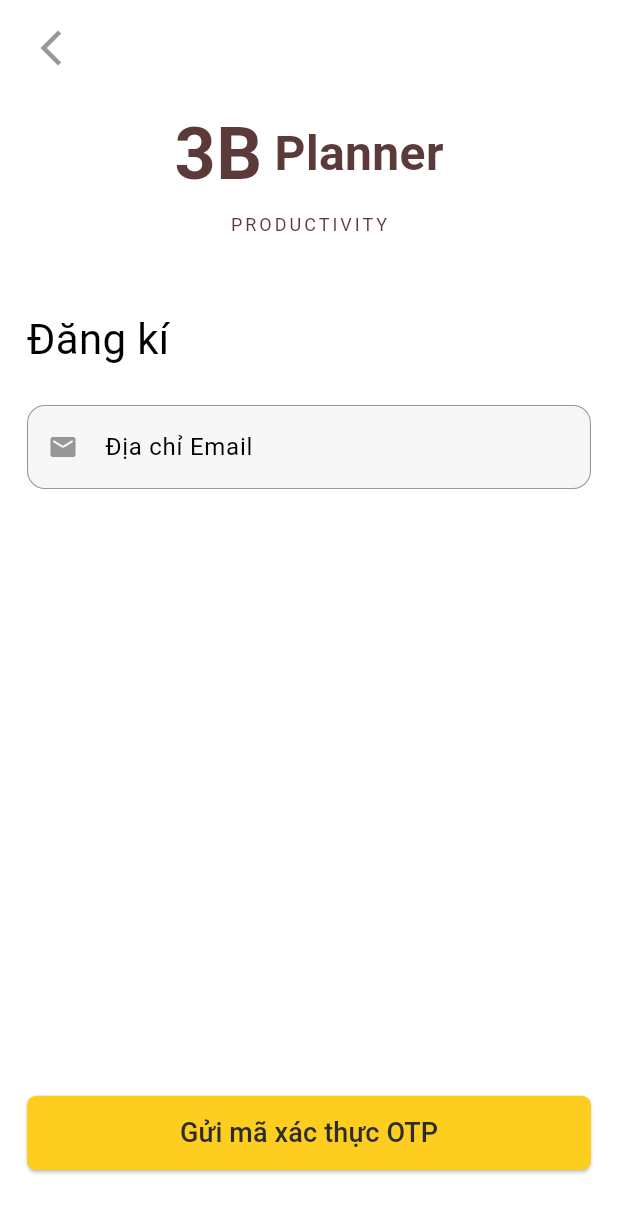
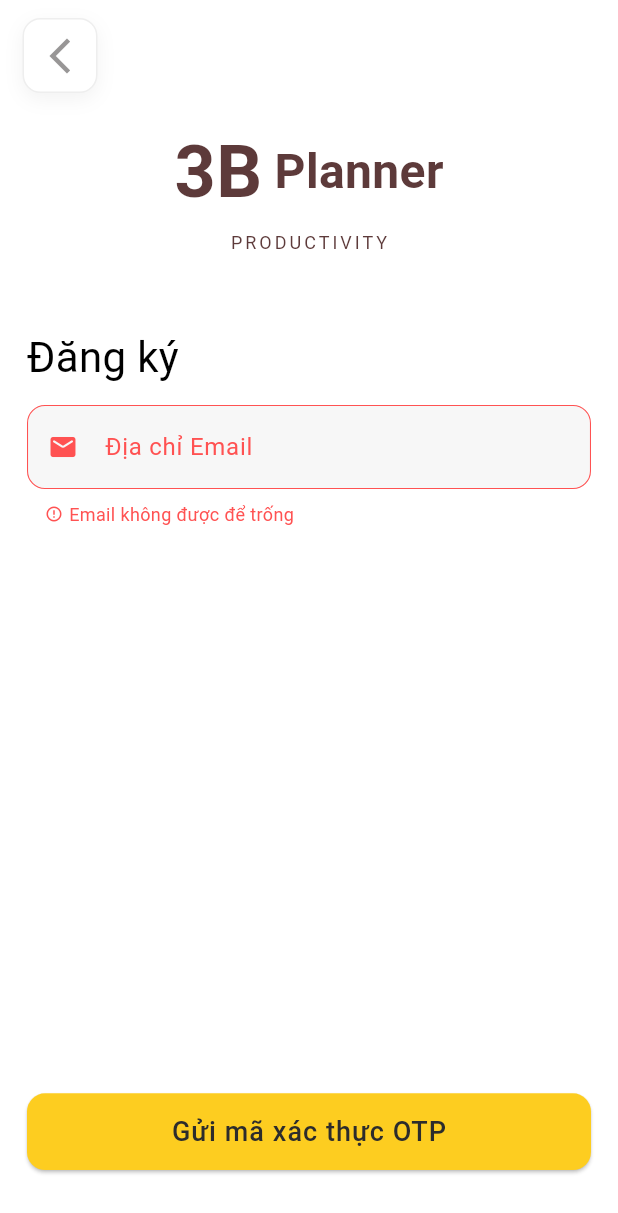
Before and after one commit to nguyenhuyk3/TodoMobileApp, a Flutter app: the screen it shows after launch, after a tap on "Gửi mã xác thực OTP", on a phone screen of 412 x 824 dp. Shown: the top 1213 px of the screen. Run offline on Flutter 3.47's test engine with Material 3 defaults, Android fonts, the light colour scheme and no system bars; our stand-ins replace dartz, equatable, flutter_bloc, flutter_dotenv, formz, logger and 1 more; accounts and stored records are empty.

Commit message:
update: Update AuthenticationForm and PrimaryButton

```diff
--- a/lib/core/constants/sizes.dart
+++ b/lib/core/constants/sizes.dart
@@ -21,6 +21,8 @@
   static const double ICON_PAGE_SIZE = 52;
   static const double ICON_HEADER_SIZE = 28;
   static const double ICON_INPUT_SIZE = 20;
+
+  static const double ICON_MINI_SIZE = 12;
 }
 
 const double X_MIN_HEIGHT_SIZED_BOX = 4;
--- a/lib/core/widgets/authentication_form.dart
+++ b/lib/core/widgets/authentication_form.dart
@@ -1,9 +1,8 @@
 import 'package:flutter/material.dart';
-import 'package:todo_mobile_app/core/widgets/logo.dart';
 
-import '../../features/authentication/registration/presentation/pages/step_one.dart';
 import '../constants/others.dart';
 import '../constants/sizes.dart';
+import 'logo.dart';
 
 /*
   constraints: const BoxConstraints() trong IconButton là để bỏ kích thước mặc định của IconButton.
@@ -14,17 +13,37 @@
 
   Align là widget dùng để căn chỉnh vị trí của 1 widget con bên trong vùng không gian mà nó được cấp.
   👉 Align = đặt con ở đâu trong khung của cha
+
+  BoxDecoration là gì?
+  👉 Dùng để trang trí cho Container:
+    - nền
+    - bo góc
+    - viền
+    - đổ bóng
+
+  BoxShadow dùng để làm gì?
+  👉 Tạo bóng đổ (shadow) phía sau widget
+
+  blurRadius là gì?
+  📌 Độ mờ / độ lan của bóng
+    - Giá trị càng lớn → bóng mềm, loang, nhẹ
+    - Giá trị nhỏ → bóng gắt, sắc cạnh
+
+  offset là gì?
+  👉 Vị trí lệch của bóng so với widget
 */
 class AuthenticationForm extends StatelessWidget {
   final Widget child;
   final bool allowBack;
   final String title;
+  final VoidCallback? onBack;
 
   const AuthenticationForm({
     super.key,
     required this.child,
     this.allowBack = false,
     required this.title,
+    this.onBack,
   });
 
   @override
@@ -36,23 +55,32 @@
           children: [
             if (allowBack)
               Positioned(
-                left: 10,
-                top: MIN_HEIGHT_SIZED_BOX,
-                child: IconButton(
-                  icon: Icon(
-                    Icons.arrow_back_ios_new,
-                    size: IconSizes.ICON_HEADER_SIZE,
-                    color: COLORS.ICON_PRIMARY_COLOR,
+                left: 15,
+                top: MAX_HEIGTH_SIZED_BOX,
+                child: InkWell(
+                  onTap: onBack ?? () => Navigator.maybePop(context),
+                  borderRadius: BorderRadius.circular(12),
+                  child: Container(
+                    padding: const EdgeInsets.all(10),
+                    decoration: BoxDecoration(
+                      color: COLORS.PRIMARY_BG_COLOR,
+                      borderRadius: BorderRadius.circular(12),
+                      border: Border.all(color: Colors.grey.shade200),
+                      boxShadow: [
+                        BoxShadow(
+                          // ignore: deprecated_member_use
+                          color: Colors.black.withOpacity(0.05),
+                          blurRadius: 10,
+                          offset: const Offset(0, 4),
+                        ),
+                      ],
+                    ),
+                    child: Icon(
+                      Icons.arrow_back_ios_new,
+                      size: IconSizes.ICON_HEADER_SIZE,
+                      color: COLORS.ICON_PRIMARY_COLOR,
+                    ),
                   ),
-                  onPressed:
-                      () => Navigator.pushReplacement(
-                        context,
-                        MaterialPageRoute(
-                          builder: (_) => RegistrationStepOnePage(),
-                        ),
-                      ),
-                  padding: EdgeInsets.zero,
-                  constraints: const BoxConstraints(),
                 ),
               ),
 
@@ -61,7 +89,7 @@
               child: Column(
                 crossAxisAlignment: CrossAxisAlignment.start,
                 children: [
-                  const SizedBox(height: MAX_HEIGTH_SIZED_BOX * 5),
+                  const SizedBox(height: MAX_HEIGTH_SIZED_BOX * 6),
 
                   Align(alignment: Alignment.center, child: Logo()),
 
@@ -76,7 +104,7 @@
                     ),
                   ),
 
-                  const SizedBox(height: MAX_HEIGTH_SIZED_BOX * 2),
+                  const SizedBox(height: MAX_HEIGTH_SIZED_BOX),
 
                   Expanded(child: child),
                 ],
--- a/lib/core/widgets/primary_button.dart
+++ b/lib/core/widgets/primary_button.dart
@@ -1,49 +1,90 @@
+// ignore_for_file: deprecated_member_use
+
 import 'package:flutter/material.dart';
-
 import '../constants/others.dart';
 import '../constants/sizes.dart';
 
 class PrimaryButton extends StatelessWidget {
   final VoidCallback? onPressed;
   final String title;
+  final bool isLoading;
+  final double? width;
+  final IconData? icon;
 
   const PrimaryButton({
     super.key,
     required this.onPressed,
     required this.title,
+    this.isLoading = false,
+    this.width,
+    this.icon,
   });
 
   @override
   Widget build(BuildContext context) {
-    return ElevatedButton(
-      onPressed: onPressed,
+    // Xác định xem nút có đang bị disable hay không
+    final bool isDisabled = onPressed == null || isLoading;
 
-      style: ButtonStyle(
-        backgroundColor: WidgetStateProperty.all<Color>(
-          COLORS.PRIMARY_BUTTON_COLOR,
+    return Container(
+      width: width ?? double.infinity,
+      decoration: BoxDecoration(
+        borderRadius: BorderRadius.circular(12),
+        // boxShadow: [
+        //   if (!isDisabled)
+        //     BoxShadow(
+        //       color: COLORS.PRIMARY_BUTTON_COLOR.withOpacity(0.3),
+        //       blurRadius: 12,
+        //       offset: const Offset(0, 4), // Tạo độ nổi (depth)
+        //     ),
+        // ],
       ),
-        shape: WidgetStateProperty.all(
-          RoundedRectangleBorder(
-            borderRadius: BorderRadius.circular(6),
-            side: const BorderSide(color: Colors.transparent, width: 1),
+      child: ElevatedButton(
+        onPressed: isDisabled ? null : onPressed,
+        style: ElevatedButton.styleFrom(
+          backgroundColor: COLORS.PRIMARY_BUTTON_COLOR,
+          disabledBackgroundColor: COLORS.PRIMARY_BUTTON_COLOR.withOpacity(0.5),
+          foregroundColor: Colors.white,
+          minimumSize: Size(
+            double.infinity,
+            MediaQuery.sizeOf(context).height * 0.062,
           ),
+          shape: RoundedRectangleBorder(
+            borderRadius: BorderRadius.circular(12),
           ),
-        // padding: WidgetStateProperty.all(
-        //   const EdgeInsets.symmetric(vertical: 12, horizontal: 16),
-        // ),
-        minimumSize: WidgetStateProperty.all(
-          Size(double.infinity, MediaQuery.of(context).size.height * 0.06),
+          elevation: 1, // Sử dụng nếu không có thuộc tính boxShadow từ BoxDecoration
+          padding: const EdgeInsets.symmetric(horizontal: 24),
+          // Hiệu ứng loang khi nhấn (Ripple effect)
+          tapTargetSize: MaterialTapTargetSize.shrinkWrap,
         ),
+        child:
+            isLoading
+                ? const SizedBox(
+                  height: 24,
+                  width: 24,
+                  child: CircularProgressIndicator(
+                    strokeWidth: 2.5,
+                    color: Colors.white,
                   ),
-      child: Padding(
-        padding: const EdgeInsets.all(4),
-        child: Text(
+                )
+                : Row(
+                  mainAxisAlignment: MainAxisAlignment.center,
+                  children: [
+                    if (icon != null) ...[
+                      Icon(icon, size: 20, color: COLORS.PRIMARY_TEXT_COLOR),
+
+                      const SizedBox(width: 8),
+                    ],
+                    Text(
                       title,
                       style: TextStyle(
                         color: COLORS.PRIMARY_TEXT_COLOR,
                         fontSize: TextSizes.TITLE_MEDIUM,
-            fontWeight: FontWeight.w500,
+                        fontWeight:
+                            FontWeight.w500,
+                        letterSpacing: 0.7, // Dùng để giãn chữ theo chiều ngang
                       ),
+                    ),
+                  ],
                 ),
       ),
     );
--- a/lib/features/authentication/registration/presentation/bloc/bloc.dart
+++ b/lib/features/authentication/registration/presentation/bloc/bloc.dart
@@ -58,9 +58,14 @@
         return;
       }
 
+      _email = currentState.email.value;
+
+      emit(const RegistrationLoading());
+
       final isEmailExists = await _registrationRepository.checkEmailExists(
         email: currentState.email.value,
       );
+      await Future.delayed(const Duration(seconds: 2));
 
       isEmailExists.fold(
         (failure) {
--- a/lib/features/authentication/registration/presentation/bloc/state.dart
+++ b/lib/features/authentication/registration/presentation/bloc/state.dart
@@ -11,6 +11,13 @@
 
 class RegistrationInitial extends RegistrationState {
   const RegistrationInitial() : super(status: FormzSubmissionStatus.initial);
+}
+
+class RegistrationLoading extends RegistrationState {
+  const RegistrationLoading() : super(status: FormzSubmissionStatus.inProgress);
+
+  @override
+  List<Object?> get props => [];
 }
 
 class RegistrationStepOne extends RegistrationState {
--- a/lib/features/authentication/registration/presentation/pages/step_one.dart
+++ b/lib/features/authentication/registration/presentation/pages/step_one.dart
@@ -14,23 +14,44 @@
 
   @override
   Widget build(BuildContext context) {
+    // Tại sao dùng WidgetsBinding.instance.addPostFrameCallback?
+
+    // 1. TRÁNH LỖI "Build scheduled during frame":
+    // Flutter cấm việc gọi các hàm làm thay đổi State (như add một Bloc Event dẫn đến emit state mới)
+    // ngay trực tiếp trong khi hàm build đang chạy. Nếu bạn gọi trực tiếp context.read().add(),
+    // Flutter sẽ báo lỗi vì nó đang bận vẽ UI, không thể xử lý logic thay đổi state cùng lúc đó.
+
+    // 2. CHỜ FRAME HÌNH ĐẦU TIÊN VẼ XONG:
+    // Hàm này đảm bảo đoạn code bên trong chỉ chạy NGAY SAU KHI widget này đã được
+    // vẽ thành công lên màn hình. Lúc này luồng build đã rảnh, bạn có thể thực hiện
+    // các logic chuyển trang hoặc cập nhật dữ liệu mà không gây xung đột.
+
+    // 3. KHỞI TẠO DỮ LIỆU BAN ĐẦU:
+    // Chúng ta muốn đảm bảo khi người dùng vừa vào trang "Đăng ký", Email sẽ được reset về trống.
+    // Việc check "state is RegistrationInitial" giúp tránh việc mỗi lần UI build lại (do gõ phím)
+    // thì email lại bị reset (vì addPostFrameCallback sẽ chạy sau mỗi lần build).
+
     WidgetsBinding.instance.addPostFrameCallback((_) {
-      context.read<RegistrationBloc>().add(RegistrationReset());
+      if (context.read<RegistrationBloc>().state is RegistrationInitial) {
+        context.read<RegistrationBloc>().add(
+          const RegistrationEmailChanged(email: ''),
+        );
+      }
     });
 
     return AuthenticationForm(
-      title: 'Đăng kí',
+      title: 'Đăng ký',
       allowBack: true,
       child: BlocListener<RegistrationBloc, RegistrationState>(
         listener: (context, state) {
           if (state is RegistrationStepTwo) {
-            Navigator.pushReplacement(
+            Navigator.push(
               context,
               MaterialPageRoute(
                 builder:
                     (_) => BlocProvider.value(
                       value: context.read<RegistrationBloc>(),
-                      child: RegistrationStepOnePage(),
+                      child: const RegistrationStepOnePage(),
                     ),
               ),
             );
@@ -38,23 +59,31 @@
         },
         child: Column(
           children: [
-            EmailInput(),
+            const EmailInput(),
 
             const Spacer(),
 
-            PrimaryButton(
-              onPressed:
-                  () => {
-                    context.read<RegistrationBloc>().add(
-                      RegistrationEmailSubmitted(),
-                    ),
-                  },
-              title: 'Gửi mã xác thực OTP',
+            Builder(
+              builder: (context) {
+                final state = context.watch<RegistrationBloc>().state;
+                final isLoading = state is RegistrationLoading;
+
+                return PrimaryButton(
+                  title: 'Gửi mã xác thực OTP',
+                  isLoading: isLoading,
+                  onPressed:
+                      isLoading
+                          ? null
+                          : () {
+                            context.read<RegistrationBloc>().add(
+                              RegistrationEmailSubmitted(),
+                            );
+                          },
+                );
+              },
             ),
 
-            const SizedBox(height: MAX_HEIGTH_SIZED_BOX),
-            const SizedBox(height: MAX_HEIGTH_SIZED_BOX),
-            const SizedBox(height: MAX_HEIGTH_SIZED_BOX),
+            const SizedBox(height: MAX_HEIGTH_SIZED_BOX * 3),
           ],
         ),
       ),
```
Lines whose indentation alone changed are shown as unchanged.
